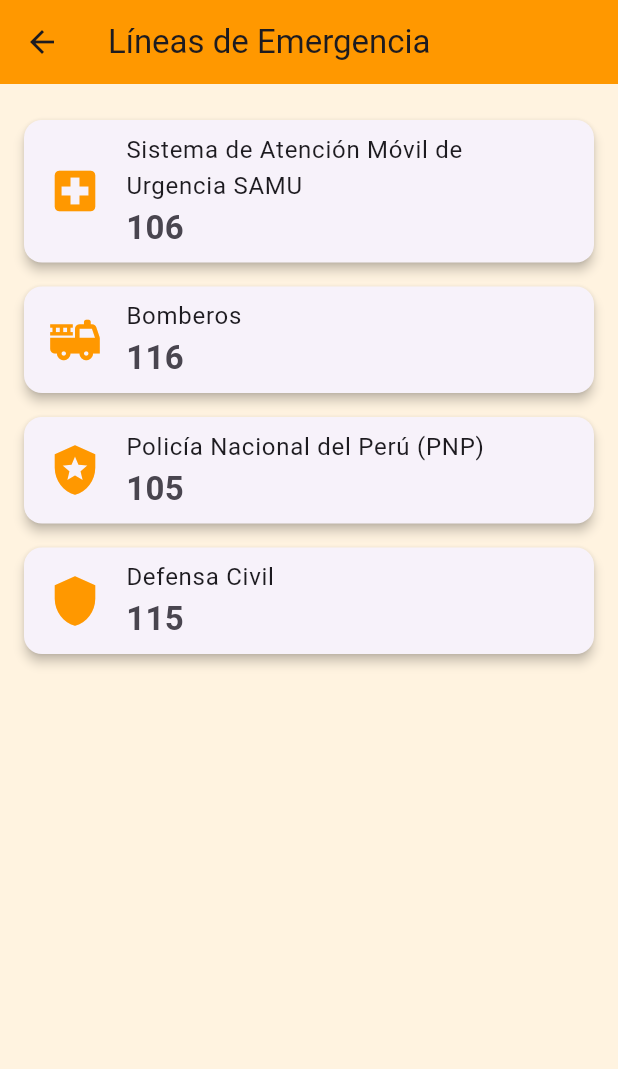
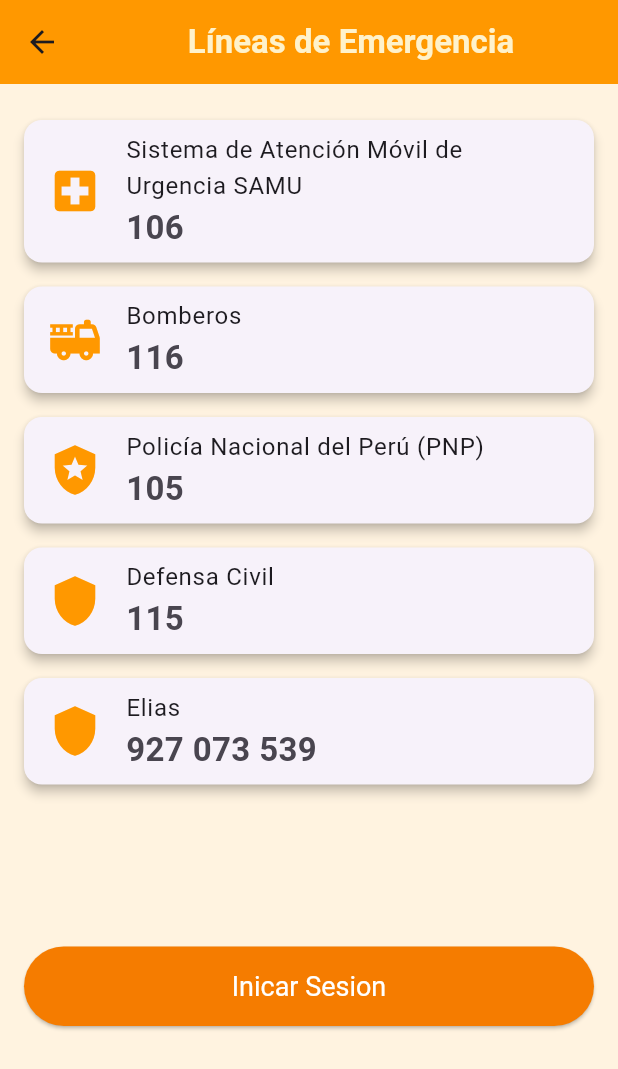
Before and after one commit to Reebotbrei/limaEnAccion, a Flutter app: the SosScreen screen opened directly, on a phone screen of 412 x 824 dp. Shown: the top 1069 px of the screen. Run offline on Flutter 3.47's test engine with Material 3 defaults, Android fonts, the phone set to English and light mode, and no system bars; our stand-ins replace image_picker.

Commit message:
Subiendo cambios de pantalla principal que sea lineas de emergencia y boton de ir iniciar sesion

```diff
--- a/lib/features/auth/home/screens/sos_screen.dart
+++ b/lib/features/auth/home/screens/sos_screen.dart
@@ -1,7 +1,10 @@
+
+import 'package:aplicacion_movil/features/auth/widgets/custom_button.dart';
 import 'package:flutter/material.dart';
 import 'package:url_launcher/url_launcher.dart';
 
 class SosScreen extends StatelessWidget {
+
   const SosScreen({super.key});
 
   @override
@@ -9,18 +12,16 @@ class SosScreen extends StatelessWidget {
     return Scaffold(
       appBar: AppBar(
         backgroundColor: Colors.orange,
-        title: const Text('Líneas de Emergencia'),
-        leading: BackButton(
-          onPressed: () {
-            Navigator.of(context).pop();
-          },
-        ),
+        title: const Center(
+            child: Text('Líneas de Emergencia',
+                style: TextStyle(
+                    color:  Color.fromARGB(255, 255, 242, 203),
+                    fontWeight: FontWeight.w600))),
       ),
       backgroundColor: const Color(0xFFFFF3E0),
       body: ListView(
         padding: const EdgeInsets.all(16.0),
-        children: const [
-          EmergencyCard(
+        children: const [          EmergencyCard(
             title: 'Sistema de Atención Móvil de Urgencia SAMU',
             number: '106',
             icon: Icons.local_hospital,
@@ -39,6 +40,16 @@ class SosScreen extends StatelessWidget {
             title: 'Defensa Civil',
             number: '115',
             icon: Icons.shield,
+          ),
+          EmergencyCard(
+            title: 'Elias',
+            number: '927 073 539',
+            icon: Icons.shield,
+          ),
+
+          SizedBox(height: 100),
+          CustomButton(
+            label: "Inicar Sesion",
           ),
         ],
       ),
--- /dev/null
+++ b/lib/features/auth/widgets/custom_button.dart
@@ -0,0 +1,33 @@
+import 'package:aplicacion_movil/features/auth/home/screens/home_page.dart';
+import 'package:aplicacion_movil/features/auth/screens/login_page.dart';
+import 'package:flutter/material.dart';
+
+class CustomButton extends StatelessWidget {
+  final String? label;
+
+  const CustomButton({super.key, this.label});
+
+  @override
+  Widget build(BuildContext context) {
+    return SizedBox(
+      width: double.infinity,
+      child: ElevatedButton(
+
+        style: ElevatedButton.styleFrom(
+
+          backgroundColor: Colors.orange[700],
+          foregroundColor: Colors.white,
+          padding: const EdgeInsets.symmetric(vertical: 16),
+          textStyle: const TextStyle(fontSize: 18),
+          shape: RoundedRectangleBorder(borderRadius: BorderRadius.circular(30)),
+        ),
+        onPressed: (){
+          Navigator.push(
+            context, MaterialPageRoute(builder: (context) => LoginPage()),
+          );
+        },
+        child: Text(label.toString()),
+      ),
+    );
+  }
+}
--- a/lib/main.dart
+++ b/lib/main.dart
@@ -1,5 +1,5 @@
 import 'package:flutter/material.dart';
-import 'features/auth/screens/login_page.dart';
+import 'features/auth/home/screens/sos_screen.dart';
 
 void main() {
   runApp(const MyApp());
@@ -24,7 +24,7 @@ class MyApp extends StatelessWidget {
           ),
         ),
       ),
-      home: const LoginPage(),
+      home: const SosScreen(),
     );
   }
 }
```
Also changed, not shown: pubspec.lock.
